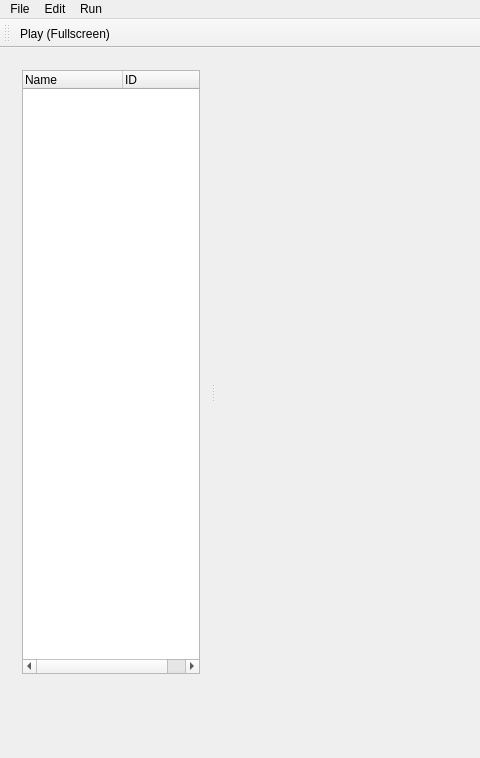
NotBjoggisAtAll/Tomato-Engine, file mainwindow.ui: the form before one commit; both pictures show x 0 to 480 and y 0 to 758 of the 1521 by 758 pixel window.
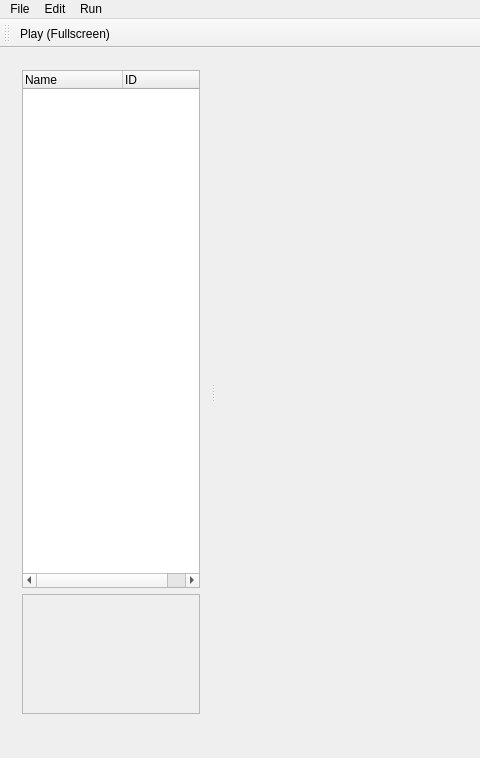
The form after the commit.

Diff of the .ui file:
```diff
--- a/mainwindow.ui
+++ b/mainwindow.ui
@@ -54,20 +54,27 @@
            </widget>
           </item>
           <item>
-           <spacer name="verticalSpacer">
-            <property name="orientation">
-             <enum>Qt::Vertical</enum>
-            </property>
-            <property name="sizeType">
-             <enum>QSizePolicy::Minimum</enum>
-            </property>
-            <property name="sizeHint" stdset="0">
+           <widget class="QScrollArea" name="leftScrollArea">
+            <property name="maximumSize">
              <size>
-              <width>20</width>
-              <height>40</height>
+              <width>400</width>
+              <height>120</height>
              </size>
             </property>
-           </spacer>
+            <property name="widgetResizable">
+             <bool>true</bool>
+            </property>
+            <widget class="QWidget" name="scrollAreaWidgetContents_2">
+             <property name="geometry">
+              <rect>
+               <x>0</x>
+               <y>0</y>
+               <width>178</width>
+               <height>118</height>
+              </rect>
+             </property>
+            </widget>
+           </widget>
           </item>
          </layout>
         </item>
```
